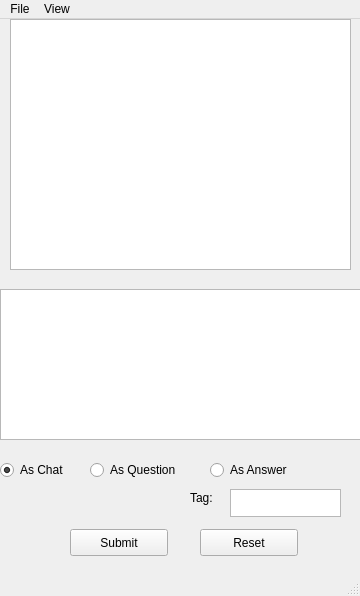
This is TheApp/chat.ui in krishna0512/drf as Qt 5 draws it before an edit. The edited form follows.
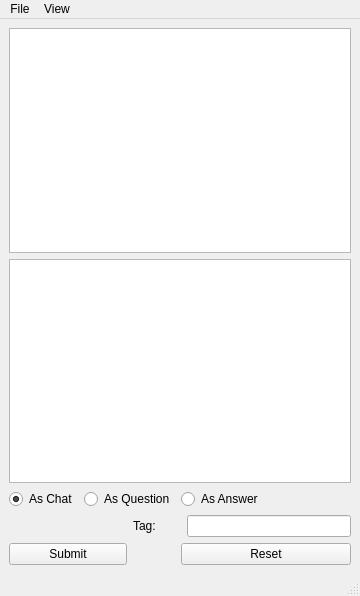
This is the edited form.

```diff
--- a/TheApp/chat.ui
+++ b/TheApp/chat.ui
@@ -20,15 +20,12 @@
    <string>MainWindow</string>
   </property>
   <widget class="QWidget" name="centralwidget">
+   <layout class="QGridLayout" name="gridLayout">
+    <item row="0" column="0" colspan="5">
+     <widget class="QTextBrowser" name="textBrowser"/>
+    </item>
+    <item row="1" column="0" colspan="5">
    <widget class="QTextEdit" name="textArea">
-    <property name="geometry">
-     <rect>
-      <x>0</x>
-      <y>270</y>
-      <width>361</width>
-      <height>151</height>
-     </rect>
-    </property>
     <property name="html">
      <string>&lt;!DOCTYPE HTML PUBLIC &quot;-//W3C//DTD HTML 4.0//EN&quot; &quot;http://www.w3.org/TR/REC-html40/strict.dtd&quot;&gt;
 &lt;html&gt;&lt;head&gt;&lt;meta name=&quot;qrichtext&quot; content=&quot;1&quot; /&gt;&lt;style type=&quot;text/css&quot;&gt;
@@ -37,110 +34,59 @@
 &lt;p style=&quot;-qt-paragraph-type:empty; margin-top:12px; margin-bottom:12px; margin-left:0px; margin-right:0px; -qt-block-indent:0; text-indent:0px;&quot;&gt;&lt;br /&gt;&lt;/p&gt;&lt;/body&gt;&lt;/html&gt;</string>
     </property>
    </widget>
-   <widget class="QPushButton" name="submitButton">
-    <property name="geometry">
-     <rect>
-      <x>70</x>
-      <y>510</y>
-      <width>98</width>
-      <height>27</height>
-     </rect>
-    </property>
+    </item>
+    <item row="2" column="0">
+     <widget class="QRadioButton" name="isChat">
     <property name="text">
-     <string>Submit</string>
-    </property>
-   </widget>
-   <widget class="QPushButton" name="resetButton">
-    <property name="geometry">
-     <rect>
-      <x>200</x>
-      <y>510</y>
-      <width>98</width>
-      <height>27</height>
-     </rect>
-    </property>
-    <property name="text">
-     <string>Reset</string>
-    </property>
-   </widget>
-   <widget class="QTextBrowser" name="textBrowser">
-    <property name="geometry">
-     <rect>
-      <x>10</x>
-      <y>0</y>
-      <width>341</width>
-      <height>251</height>
-     </rect>
-    </property>
-   </widget>
+       <string>As Chat</string>
+      </property>
+      <property name="checked">
+       <bool>true</bool>
+      </property>
+     </widget>
+    </item>
+    <item row="2" column="1" colspan="2">
    <widget class="QRadioButton" name="isQues">
-    <property name="geometry">
-     <rect>
-      <x>90</x>
-      <y>440</y>
-      <width>111</width>
-      <height>22</height>
-     </rect>
-    </property>
     <property name="text">
      <string>As Question</string>
     </property>
    </widget>
+    </item>
+    <item row="2" column="3" colspan="2">
    <widget class="QRadioButton" name="isAns">
-    <property name="geometry">
-     <rect>
-      <x>210</x>
-      <y>440</y>
-      <width>116</width>
-      <height>22</height>
-     </rect>
-    </property>
     <property name="text">
      <string>As Answer</string>
     </property>
    </widget>
-   <widget class="QPlainTextEdit" name="tagArea">
-    <property name="geometry">
-     <rect>
-      <x>230</x>
-      <y>470</y>
-      <width>111</width>
-      <height>28</height>
-     </rect>
-    </property>
-   </widget>
-   <widget class="QRadioButton" name="isChat">
-    <property name="geometry">
-     <rect>
-      <x>0</x>
-      <y>440</y>
-      <width>81</width>
-      <height>22</height>
-     </rect>
-    </property>
-    <property name="text">
-     <string>As Chat</string>
-    </property>
-    <property name="checked">
-     <bool>true</bool>
-    </property>
-   </widget>
+    </item>
+    <item row="3" column="2" colspan="2">
    <widget class="QLabel" name="label">
-    <property name="geometry">
-     <rect>
-      <x>190</x>
-      <y>470</y>
-      <width>31</width>
-      <height>17</height>
-     </rect>
-    </property>
     <property name="text">
      <string>Tag:</string>
     </property>
     <property name="buddy">
-     <cstring>tagArea</cstring>
-    </property>
-   </widget>
+       <cstring>lineEdit</cstring>
+      </property>
+     </widget>
+    </item>
+    <item row="3" column="4">
+     <widget class="QLineEdit" name="lineEdit"/>
+    </item>
+    <item row="4" column="0" colspan="2">
+     <widget class="QPushButton" name="submitButton">
+      <property name="text">
+       <string>Submit</string>
+      </property>
+     </widget>
+    </item>
+    <item row="4" column="3" colspan="2">
+     <widget class="QPushButton" name="resetButton">
+      <property name="text">
+       <string>Reset</string>
+      </property>
+     </widget>
+    </item>
+   </layout>
   </widget>
   <widget class="QMenuBar" name="menubar">
    <property name="geometry">
```
Left out of the diff: 1 changed line with no effect on the pictures. Lines whose indentation alone changed are shown as unchanged.
